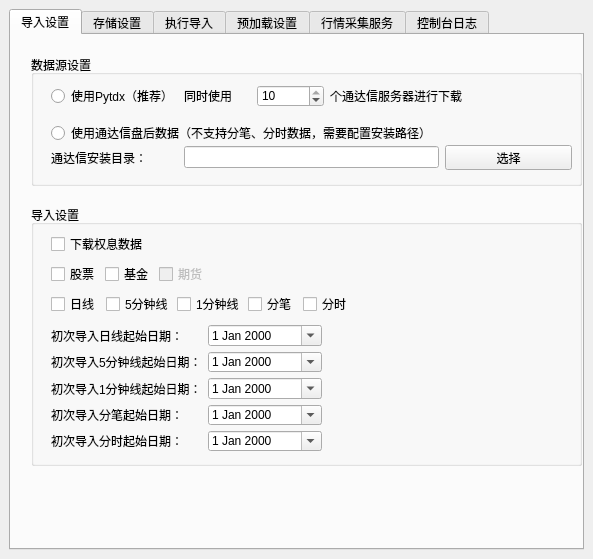
First picture: the form in hikyuu/gui/data/MainWindow.ui, repository fasiondog/hikyuu, before the edit.
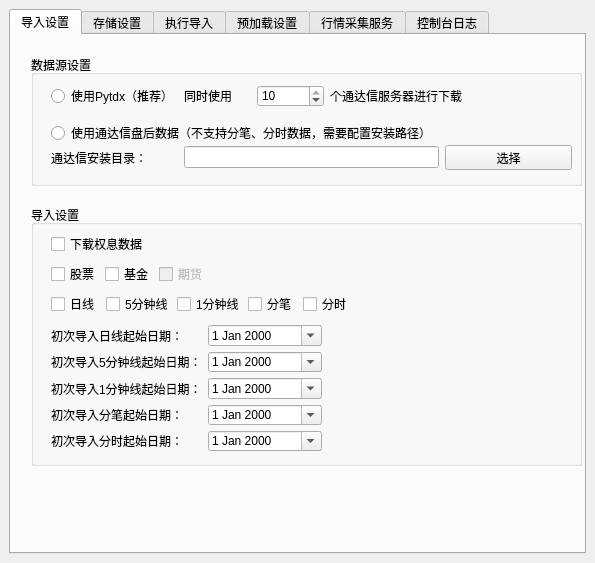
Second picture: the form after the edit. The open tabs and pages were chosen to show the change.

Commit message: fixed window显示缩放时hikyuutdx显示不全的问题

Diff of the .ui file:
```diff
--- a/hikyuu/gui/data/MainWindow.ui
+++ b/hikyuu/gui/data/MainWindow.ui
@@ -6,8 +6,8 @@
    <rect>
     <x>0</x>
     <y>0</y>
-    <width>593</width>
-    <height>559</height>
+    <width>595</width>
+    <height>563</height>
    </rect>
   </property>
   <property name="windowTitle">
```
Left out of the diff: 7 changed lines with no effect on the pictures. The commit also changes 2 other files.
